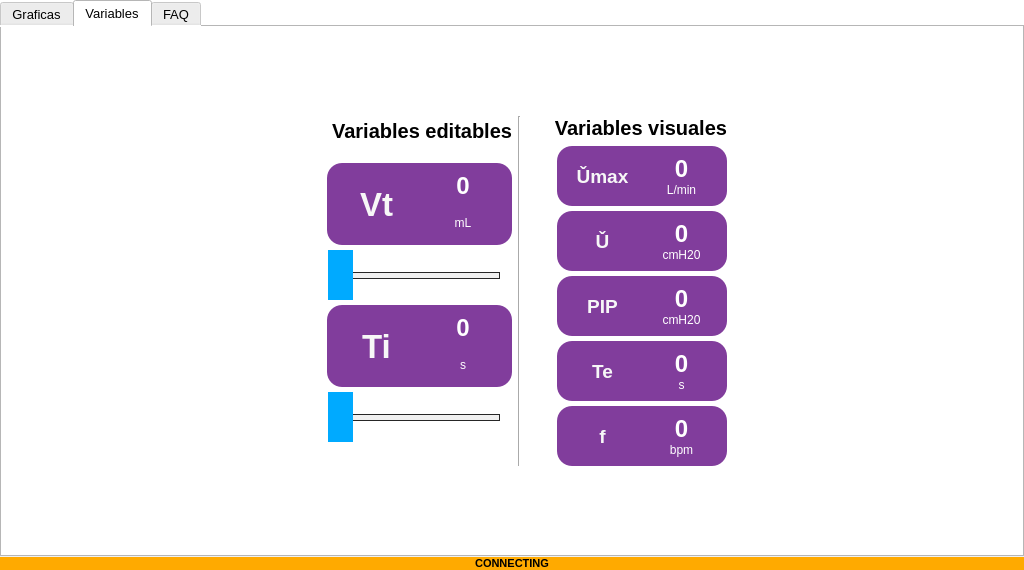
Above: _main_.ui from JulianDuque97/EPI before the change. Below: the same form after it.
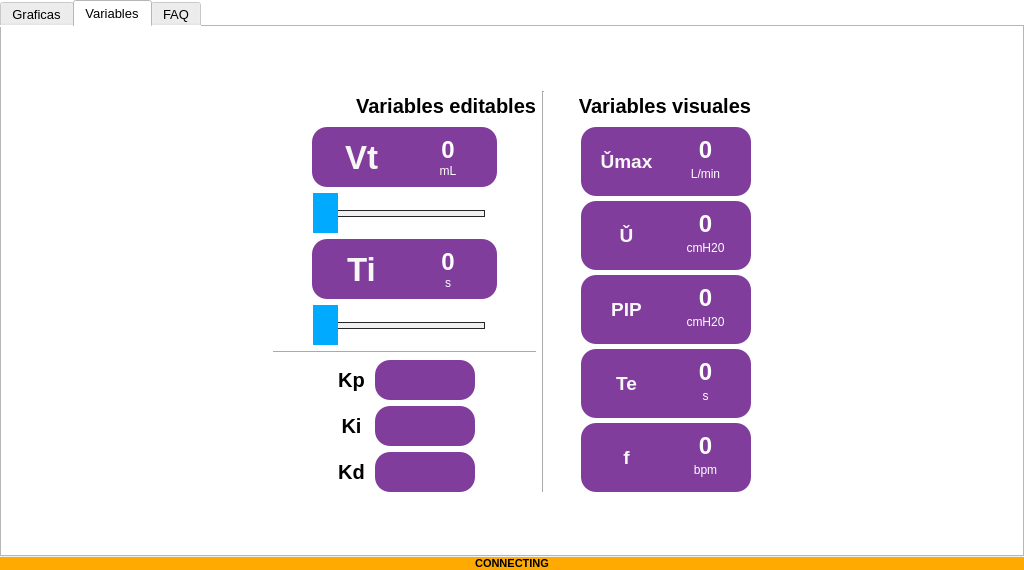
That is the form after the change. The open tabs and pages were chosen to show the change. Icons and pictures are not drawn. Custom widgets are drawn as their Qt base class.

```diff
--- a/_main_.ui
+++ b/_main_.ui
@@ -48,7 +48,7 @@
     <property name="spacing">
      <number>0</number>
     </property>
-    <item row="1" column="1">
+    <item row="2" column="1">
      <widget class="QLabel" name="label">
       <property name="font">
        <font>
@@ -68,7 +68,7 @@
       </property>
      </widget>
     </item>
-    <item row="0" column="1">
+    <item row="1" column="1">
      <widget class="QTabWidget" name="tabWidget">
       <property name="font">
        <font>
@@ -1566,7 +1566,7 @@
         <string>Variables</string>
        </attribute>
        <layout class="QGridLayout" name="gridLayout_6">
-        <item row="0" column="0">
+        <item row="0" column="3">
          <spacer name="verticalSpacer">
           <property name="orientation">
            <enum>Qt::Vertical</enum>
@@ -1580,424 +1580,39 @@
          </spacer>
         </item>
         <item row="1" column="1">
-         <layout class="QVBoxLayout" name="verticalLayout_7">
-          <property name="spacing">
-           <number>17</number>
+         <widget class="QLabel" name="label_2">
+          <property name="maximumSize">
+           <size>
+            <width>16777215</width>
+            <height>30</height>
+           </size>
           </property>
-          <property name="bottomMargin">
-           <number>24</number>
+          <property name="font">
+           <font>
+            <pointsize>15</pointsize>
+            <weight>75</weight>
+            <bold>true</bold>
+           </font>
           </property>
-          <item>
-           <widget class="QLabel" name="label_2">
-            <property name="maximumSize">
-             <size>
-              <width>16777215</width>
-              <height>30</height>
-             </size>
-            </property>
-            <property name="font">
-             <font>
-              <pointsize>15</pointsize>
-              <weight>75</weight>
-              <bold>true</bold>
-             </font>
-            </property>
-            <property name="text">
-             <string>Variables editables</string>
-            </property>
-            <property name="scaledContents">
-             <bool>true</bool>
-            </property>
-            <property name="alignment">
-             <set>Qt::AlignRight|Qt::AlignTrailing|Qt::AlignVCenter</set>
-            </property>
-           </widget>
-          </item>
-          <item>
-           <layout class="QVBoxLayout" name="verticalLayout_54">
-            <property name="spacing">
-             <number>5</number>
-            </property>
-            <property name="leftMargin">
-             <number>30</number>
-            </property>
-            <item>
-             <layout class="QVBoxLayout" name="verticalLayout_57">
-              <item>
-               <widget class="QFrame" name="frame_36">
-                <property name="minimumSize">
-                 <size>
-                  <width>170</width>
-                  <height>0</height>
-                 </size>
-                </property>
-                <property name="maximumSize">
-                 <size>
-                  <width>185</width>
-                  <height>84</height>
-                 </size>
-                </property>
-                <property name="styleSheet">
-                 <string notr="true">border-radius: 15px;
-background-color: rgb(129, 61, 156);
-color: rgb(255, 255, 255);
-</string>
-                </property>
-                <property name="frameShape">
-                 <enum>QFrame::Box</enum>
-                </property>
-                <property name="frameShadow">
-                 <enum>QFrame::Raised</enum>
-                </property>
-                <property name="lineWidth">
-                 <number>-17</number>
-                </property>
-                <property name="midLineWidth">
-                 <number>-8</number>
-                </property>
-                <layout class="QGridLayout" name="gridLayout_29">
-                 <item row="0" column="0">
-                  <widget class="QPushButton" name="Vt_pushButton">
-                   <property name="minimumSize">
-                    <size>
-                     <width>60</width>
-                     <height>0</height>
-                    </size>
-                   </property>
-                   <property name="maximumSize">
-                    <size>
-                     <width>16777215</width>
-                     <height>80</height>
-                    </size>
-                   </property>
-                   <property name="font">
-                    <font>
-                     <pointsize>25</pointsize>
-                     <weight>75</weight>
-                     <bold>true</bold>
-                    </font>
-                   </property>
-                   <property name="styleSheet">
-                    <string notr="true">QPushButton{
-	color: rgb(247, 247, 247);
-
-	
-}
-
-QPushButton:hover {background-color: rgb(51, 209, 122);}
-
-QPushButton:hover:!pressed
-{
-  border: 1.5px solid black;
-}</string>
-                   </property>
-                   <property name="text">
-                    <string>Vt</string>
-                   </property>
-                  </widget>
-                 </item>
-                 <item row="0" column="1">
-                  <layout class="QVBoxLayout" name="verticalLayout_58">
-                   <property name="spacing">
-                    <number>0</number>
-                   </property>
-                   <item>
-                    <widget class="QLabel" name="Vt_label">
-                     <property name="font">
-                      <font>
-                       <pointsize>18</pointsize>
-                       <weight>75</weight>
-                       <bold>true</bold>
-                      </font>
-                     </property>
-                     <property name="lineWidth">
-                      <number>1</number>
-                     </property>
-                     <property name="text">
-                      <string>0</string>
-                     </property>
-                     <property name="alignment">
-                      <set>Qt::AlignHCenter|Qt::AlignTop</set>
-                     </property>
-                    </widget>
-                   </item>
-                   <item>
-                    <widget class="QLabel" name="label_63">
-                     <property name="maximumSize">
-                      <size>
-                       <width>16777215</width>
-                       <height>20</height>
-                      </size>
-                     </property>
-                     <property name="font">
-                      <font>
-                       <pointsize>9</pointsize>
-                      </font>
-                     </property>
-                     <property name="text">
-                      <string>mL</string>
-                     </property>
-                     <property name="alignment">
-                      <set>Qt::AlignHCenter|Qt::AlignTop</set>
-                     </property>
-                    </widget>
-                   </item>
-                  </layout>
-                 </item>
-                </layout>
-               </widget>
-              </item>
-              <item>
-               <widget class="QSlider" name="Vt_slider">
-                <property name="minimumSize">
-                 <size>
-                  <width>185</width>
-                  <height>0</height>
-                 </size>
-                </property>
-                <property name="maximumSize">
-                 <size>
-                  <width>185</width>
-                  <height>50</height>
-                 </size>
-                </property>
-                <property name="font">
-                 <font>
-                  <pointsize>8</pointsize>
-                 </font>
-                </property>
-                <property name="styleSheet">
-                 <string notr="true">.QSlider {
-    height: 40px;
-  
-}
-
-.QSlider::groove:horizontal {
-    border: 1px solid #262626;
-    height: 5px;
-	background-color: rgb(240, 240, 240);
-    margin: 0 12px;
-}
-
-.QSlider::handle:horizontal {
-   
-	
-	background-color: rgb(0, 170, 255);
-    width: 25px;
-    height: 20px;
-    margin: -24px -12px;
-}</string>
-                </property>
-                <property name="minimum">
-                 <number>0</number>
-                </property>
-                <property name="maximum">
-                 <number>5</number>
-                </property>
-                <property name="singleStep">
-                 <number>1</number>
-                </property>
-                <property name="value">
-                 <number>0</number>
-                </property>
-                <property name="orientation">
-                 <enum>Qt::Horizontal</enum>
-                </property>
-                <property name="tickPosition">
-                 <enum>QSlider::NoTicks</enum>
-                </property>
-               </widget>
-              </item>
-             </layout>
-            </item>
-            <item>
-             <layout class="QVBoxLayout" name="verticalLayout_85">
-              <item>
-               <widget class="QFrame" name="frame_64">
-                <property name="minimumSize">
-                 <size>
-                  <width>170</width>
-                  <height>0</height>
-                 </size>
-                </property>
-                <property name="maximumSize">
-                 <size>
-                  <width>185</width>
-                  <height>84</height>
-                 </size>
-                </property>
-                <property name="styleSheet">
-                 <string notr="true">border-radius: 15px;
-background-color: rgb(129, 61, 156);
-color: rgb(255, 255, 255);
-</string>
-                </property>
-                <property name="frameShape">
-                 <enum>QFrame::Box</enum>
-                </property>
-                <property name="frameShadow">
-                 <enum>QFrame::Raised</enum>
-                </property>
-                <property name="lineWidth">
-                 <number>-17</number>
-                </property>
-                <property name="midLineWidth">
-                 <number>-8</number>
-                </property>
-                <layout class="QGridLayout" name="gridLayout_73">
-                 <item row="0" column="0">
-                  <widget class="QPushButton" name="Ti__pushButton_9">
-                   <property name="minimumSize">
-                    <size>
-                     <width>60</width>
-                     <height>0</height>
-                    </size>
-                   </property>
-                   <property name="maximumSize">
-                    <size>
-                     <width>16777215</width>
-                     <height>80</height>
-                    </size>
-                   </property>
-                   <property name="font">
-                    <font>
-                     <pointsize>25</pointsize>
-                     <weight>75</weight>
-                     <bold>true</bold>
-                    </font>
-                   </property>
-                   <property name="styleSheet">
-                    <string notr="true">QPushButton{
-	color: rgb(247, 247, 247);
-
-	
-}
-
-QPushButton:hover {background-color: rgb(51, 209, 122);}
-
-QPushButton:hover:!pressed
-{
-  border: 1.5px solid black;
-}</string>
-                   </property>
-                   <property name="text">
-                    <string>Ti</string>
-                   </property>
-                  </widget>
-                 </item>
-                 <item row="0" column="1">
-                  <layout class="QVBoxLayout" name="verticalLayout_86">
-                   <property name="spacing">
-                    <number>0</number>
-                   </property>
-                   <item>
-                    <widget class="QLabel" name="Ti_label">
-                     <property name="font">
-                      <font>
-                       <pointsize>18</pointsize>
-                       <weight>75</weight>
-                       <bold>true</bold>
-                      </font>
-                     </property>
-                     <property name="lineWidth">
-                      <number>1</number>
-                     </property>
-                     <property name="text">
-                      <string>0</string>
-                     </property>
-                     <property name="alignment">
-                      <set>Qt::AlignHCenter|Qt::AlignTop</set>
-                     </property>
-                    </widget>
-                   </item>
-                   <item>
-                    <widget class="QLabel" name="label_89">
-                     <property name="maximumSize">
-                      <size>
-                       <width>16777215</width>
-                       <height>20</height>
-                      </size>
-                     </property>
-                     <property name="font">
-                      <font>
-                       <pointsize>9</pointsize>
-                      </font>
-                     </property>
-                     <property name="text">
-                      <string>s</string>
-                     </property>
-                     <property name="alignment">
-                      <set>Qt::AlignHCenter|Qt::AlignTop</set>
-                     </property>
-                    </widget>
-                   </item>
-                  </layout>
-                 </item>
-                </layout>
-               </widget>
-              </item>
-              <item>
-               <widget class="QSlider" name="Ti_slider">
-                <property name="maximumSize">
-                 <size>
-                  <width>185</width>
-                  <height>50</height>
-                 </size>
-                </property>
-                <property name="font">
-                 <font>
-                  <pointsize>8</pointsize>
-                 </font>
-                </property>
-                <property name="styleSheet">
-                 <string notr="true">.QSlider {
-    height: 40px;
-  
-}
-
-.QSlider::groove:horizontal {
-    border: 1px solid #262626;
-    height: 5px;
-	background-color: rgb(240, 240, 240);
-    margin: 0 12px;
-}
-
-.QSlider::handle:horizontal {
-   
-	
-	background-color: rgb(0, 170, 255);
-    width: 25px;
-    height: 20px;
-    margin: -24px -12px;
-}</string>
-                </property>
-                <property name="minimum">
-                 <number>0</number>
-                </property>
-                <property name="maximum">
-                 <number>10</number>
-                </property>
-                <property name="singleStep">
-                 <number>1</number>
-                </property>
-                <property name="value">
-                 <number>0</number>
-                </property>
-                <property name="orientation">
-                 <enum>Qt::Horizontal</enum>
-                </property>
-                <property name="tickPosition">
-                 <enum>QSlider::NoTicks</enum>
-                </property>
-               </widget>
-              </item>
-             </layout>
-            </item>
-           </layout>
-          </item>
-         </layout>
+          <property name="text">
+           <string>Variables editables</string>
+          </property>
+          <property name="scaledContents">
+           <bool>true</bool>
+          </property>
+          <property name="alignment">
+           <set>Qt::AlignRight|Qt::AlignTrailing|Qt::AlignVCenter</set>
+          </property>
+         </widget>
         </item>
-        <item row="1" column="3">
+        <item row="1" column="2" rowspan="3">
+         <widget class="Line" name="line">
+          <property name="orientation">
+           <enum>Qt::Vertical</enum>
+          </property>
+         </widget>
+        </item>
+        <item row="1" column="3" rowspan="3">
          <layout class="QVBoxLayout" name="verticalLayout_5">
           <item>
            <widget class="QLabel" name="label_3">
@@ -2663,14 +2278,7 @@
           </item>
          </layout>
         </item>
-        <item row="1" column="2">
-         <widget class="Line" name="line">
-          <property name="orientation">
-           <enum>Qt::Vertical</enum>
-          </property>
-         </widget>
-        </item>
-        <item row="1" column="0">
+        <item row="2" column="0">
          <spacer name="horizontalSpacer_3">
           <property name="orientation">
            <enum>Qt::Horizontal</enum>
@@ -2683,7 +2291,716 @@
           </property>
          </spacer>
         </item>
-        <item row="1" column="4">
+        <item row="2" column="1" rowspan="2">
+         <layout class="QVBoxLayout" name="verticalLayout_9">
+          <item>
+           <layout class="QHBoxLayout" name="horizontalLayout_5">
+            <item>
+             <spacer name="horizontalSpacer_11">
+              <property name="orientation">
+               <enum>Qt::Horizontal</enum>
+              </property>
+              <property name="sizeHint" stdset="0">
+               <size>
+                <width>37</width>
+                <height>17</height>
+               </size>
+              </property>
+             </spacer>
+            </item>
+            <item>
+             <layout class="QVBoxLayout" name="verticalLayout_7">
+              <item>
+               <layout class="QVBoxLayout" name="verticalLayout_57">
+                <property name="rightMargin">
+                 <number>0</number>
+                </property>
+                <item>
+                 <widget class="QFrame" name="frame_36">
+                  <property name="minimumSize">
+                   <size>
+                    <width>170</width>
+                    <height>0</height>
+                   </size>
+                  </property>
+                  <property name="maximumSize">
+                   <size>
+                    <width>185</width>
+                    <height>84</height>
+                   </size>
+                  </property>
+                  <property name="styleSheet">
+                   <string notr="true">border-radius: 15px;
+background-color: rgb(129, 61, 156);
+color: rgb(255, 255, 255);
+</string>
+                  </property>
+                  <property name="frameShape">
+                   <enum>QFrame::Box</enum>
+                  </property>
+                  <property name="frameShadow">
+                   <enum>QFrame::Raised</enum>
+                  </property>
+                  <property name="lineWidth">
+                   <number>-17</number>
+                  </property>
+                  <property name="midLineWidth">
+                   <number>-8</number>
+                  </property>
+                  <layout class="QGridLayout" name="gridLayout_29">
+                   <item row="0" column="0">
+                    <widget class="QPushButton" name="Vt_pushButton">
+                     <property name="minimumSize">
+                      <size>
+                       <width>60</width>
+                       <height>0</height>
+                      </size>
+                     </property>
+                     <property name="maximumSize">
+                      <size>
+                       <width>16777215</width>
+                       <height>80</height>
+                      </size>
+                     </property>
+                     <property name="font">
+                      <font>
+                       <pointsize>25</pointsize>
+                       <weight>75</weight>
+                       <bold>true</bold>
+                      </font>
+                     </property>
+                     <property name="styleSheet">
+                      <string notr="true">QPushButton{
+	color: rgb(247, 247, 247);
+
+	
+}
+
+QPushButton:hover {background-color: rgb(51, 209, 122);}
+
+QPushButton:hover:!pressed
+{
+  border: 1.5px solid black;
+}</string>
+                     </property>
+                     <property name="text">
+                      <string>Vt</string>
+                     </property>
+                    </widget>
+                   </item>
+                   <item row="0" column="1">
+                    <layout class="QVBoxLayout" name="verticalLayout_58">
+                     <property name="spacing">
+                      <number>0</number>
+                     </property>
+                     <item>
+                      <widget class="QLabel" name="Vt_label">
+                       <property name="font">
+                        <font>
+                         <pointsize>18</pointsize>
+                         <weight>75</weight>
+                         <bold>true</bold>
+                        </font>
+                       </property>
+                       <property name="lineWidth">
+                        <number>1</number>
+                       </property>
+                       <property name="text">
+                        <string>0</string>
+                       </property>
+                       <property name="alignment">
+                        <set>Qt::AlignHCenter|Qt::AlignTop</set>
+                       </property>
+                      </widget>
+                     </item>
+                     <item>
+                      <widget class="QLabel" name="label_63">
+                       <property name="maximumSize">
+                        <size>
+                         <width>16777215</width>
+                         <height>20</height>
+                        </size>
+                       </property>
+                       <property name="font">
+                        <font>
+                         <pointsize>9</pointsize>
+                        </font>
+                       </property>
+                       <property name="text">
+                        <string>mL</string>
+                       </property>
+                       <property name="alignment">
+                        <set>Qt::AlignHCenter|Qt::AlignTop</set>
+                       </property>
+                      </widget>
+                     </item>
+                    </layout>
+                   </item>
+                  </layout>
+                 </widget>
+                </item>
+                <item>
+                 <widget class="QSlider" name="Vt_slider">
+                  <property name="minimumSize">
+                   <size>
+                    <width>185</width>
+                    <height>0</height>
+                   </size>
+                  </property>
+                  <property name="maximumSize">
+                   <size>
+                    <width>185</width>
+                    <height>50</height>
+                   </size>
+                  </property>
+                  <property name="font">
+                   <font>
+                    <pointsize>8</pointsize>
+                   </font>
+                  </property>
+                  <property name="styleSheet">
+                   <string notr="true">.QSlider {
+    height: 40px;
+  
+}
+
+.QSlider::groove:horizontal {
+    border: 1px solid #262626;
+    height: 5px;
+	background-color: rgb(240, 240, 240);
+    margin: 0 12px;
+}
+
+.QSlider::handle:horizontal {
+   
+	
+	background-color: rgb(0, 170, 255);
+    width: 25px;
+    height: 20px;
+    margin: -24px -12px;
+}</string>
+                  </property>
+                  <property name="minimum">
+                   <number>0</number>
+                  </property>
+                  <property name="maximum">
+                   <number>5</number>
+                  </property>
+                  <property name="singleStep">
+                   <number>1</number>
+                  </property>
+                  <property name="value">
+                   <number>0</number>
+                  </property>
+                  <property name="orientation">
+                   <enum>Qt::Horizontal</enum>
+                  </property>
+                  <property name="tickPosition">
+                   <enum>QSlider::NoTicks</enum>
+                  </property>
+                 </widget>
+                </item>
+               </layout>
+              </item>
+              <item>
+               <layout class="QVBoxLayout" name="verticalLayout_85">
+                <property name="rightMargin">
+                 <number>0</number>
+                </property>
+                <item>
+                 <widget class="QFrame" name="frame_64">
+                  <property name="minimumSize">
+                   <size>
+                    <width>170</width>
+                    <height>0</height>
+                   </size>
+                  </property>
+                  <property name="maximumSize">
+                   <size>
+                    <width>185</width>
+                    <height>84</height>
+                   </size>
+                  </property>
+                  <property name="styleSheet">
+                   <string notr="true">border-radius: 15px;
+background-color: rgb(129, 61, 156);
+color: rgb(255, 255, 255);
+</string>
+                  </property>
+                  <property name="frameShape">
+                   <enum>QFrame::Box</enum>
+                  </property>
+                  <property name="frameShadow">
+                   <enum>QFrame::Raised</enum>
+                  </property>
+                  <property name="lineWidth">
+                   <number>-17</number>
+                  </property>
+                  <property name="midLineWidth">
+                   <number>-8</number>
+                  </property>
+                  <layout class="QGridLayout" name="gridLayout_73">
+                   <item row="0" column="0">
+                    <widget class="QPushButton" name="Ti__pushButton_9">
+                     <property name="minimumSize">
+                      <size>
+                       <width>60</width>
+                       <height>0</height>
+                      </size>
+                     </property>
+                     <property name="maximumSize">
+                      <size>
+                       <width>16777215</width>
+                       <height>80</height>
+                      </size>
+                     </property>
+                     <property name="font">
+                      <font>
+                       <pointsize>25</pointsize>
+                       <weight>75</weight>
+                       <bold>true</bold>
+                      </font>
+                     </property>
+                     <property name="styleSheet">
+                      <string notr="true">QPushButton{
+	color: rgb(247, 247, 247);
+
+	
+}
+
+QPushButton:hover {background-color: rgb(51, 209, 122);}
+
+QPushButton:hover:!pressed
+{
+  border: 1.5px solid black;
+}</string>
+                     </property>
+                     <property name="text">
+                      <string>Ti</string>
+                     </property>
+                    </widget>
+                   </item>
+                   <item row="0" column="1">
+                    <layout class="QVBoxLayout" name="verticalLayout_86">
+                     <property name="spacing">
+                      <number>0</number>
+                     </property>
+                     <item>
+                      <widget class="QLabel" name="Ti_label">
+                       <property name="font">
+                        <font>
+                         <pointsize>18</pointsize>
+                         <weight>75</weight>
+                         <bold>true</bold>
+                        </font>
+                       </property>
+                       <property name="lineWidth">
+                        <number>1</number>
+                       </property>
+                       <property name="text">
+                        <string>0</string>
+                       </property>
+                       <property name="alignment">
+                        <set>Qt::AlignHCenter|Qt::AlignTop</set>
+                       </property>
+                      </widget>
+                     </item>
+                     <item>
+                      <widget class="QLabel" name="label_89">
+                       <property name="maximumSize">
+                        <size>
+                         <width>16777215</width>
+                         <height>20</height>
+                        </size>
+                       </property>
+                       <property name="font">
+                        <font>
+                         <pointsize>9</pointsize>
+                        </font>
+                       </property>
+                       <property name="text">
+                        <string>s</string>
+                       </property>
+                       <property name="alignment">
+                        <set>Qt::AlignHCenter|Qt::AlignTop</set>
+                       </property>
+                      </widget>
+                     </item>
+                    </layout>
+                   </item>
+                  </layout>
+                 </widget>
+                </item>
+                <item>
+                 <widget class="QSlider" name="Ti_slider">
+                  <property name="maximumSize">
+                   <size>
+                    <width>185</width>
+                    <height>50</height>
+                   </size>
+                  </property>
+                  <property name="font">
+                   <font>
+                    <pointsize>8</pointsize>
+                   </font>
+                  </property>
+                  <property name="styleSheet">
+                   <string notr="true">.QSlider {
+    height: 40px;
+  
+}
+
+.QSlider::groove:horizontal {
+    border: 1px solid #262626;
+    height: 5px;
+	background-color: rgb(240, 240, 240);
+    margin: 0 12px;
+}
+
+.QSlider::handle:horizontal {
+   
+	
+	background-color: rgb(0, 170, 255);
+    width: 25px;
+    height: 20px;
+    margin: -24px -12px;
+}</string>
+                  </property>
+                  <property name="minimum">
+                   <number>0</number>
+                  </property>
+                  <property name="maximum">
+                   <number>10</number>
+                  </property>
+                  <property name="singleStep">
+                   <number>1</number>
+                  </property>
+                  <property name="value">
+                   <number>0</number>
+                  </property>
+                  <property name="orientation">
+                   <enum>Qt::Horizontal</enum>
+                  </property>
+                  <property name="tickPosition">
+                   <enum>QSlider::NoTicks</enum>
+                  </property>
+                 </widget>
+                </item>
+               </layout>
+              </item>
+             </layout>
+            </item>
+            <item>
+             <spacer name="horizontalSpacer_12">
+              <property name="orientation">
+               <enum>Qt::Horizontal</enum>
+              </property>
+              <property name="sizeHint" stdset="0">
+               <size>
+                <width>37</width>
+                <height>17</height>
+               </size>
+              </property>
+             </spacer>
+            </item>
+           </layout>
+          </item>
+          <item>
+           <widget class="Line" name="line_2">
+            <property name="orientation">
+             <enum>Qt::Horizontal</enum>
+            </property>
+           </widget>
+          </item>
+          <item>
+           <layout class="QVBoxLayout" name="verticalLayout_8">
+            <item>
+             <layout class="QHBoxLayout" name="horizontalLayout_2">
+              <item>
+               <spacer name="horizontalSpacer_5">
+                <property name="orientation">
+                 <enum>Qt::Horizontal</enum>
+                </property>
+                <property name="sizeHint" stdset="0">
+                 <size>
+                  <width>40</width>
+                  <height>20</height>
+                 </size>
+                </property>
+               </spacer>
+              </item>
+              <item>
+               <widget class="QLabel" name="label_4">
+                <property name="minimumSize">
+                 <size>
+                  <width>35</width>
+                  <height>0</height>
+                 </size>
+                </property>
+                <property name="maximumSize">
+                 <size>
+                  <width>36</width>
+                  <height>30</height>
+                 </size>
+                </property>
+                <property name="font">
+                 <font>
+                  <pointsize>15</pointsize>
+                  <weight>75</weight>
+                  <bold>true</bold>
+                 </font>
+                </property>
+                <property name="text">
+                 <string>Kp</string>
+                </property>
+                <property name="scaledContents">
+                 <bool>true</bool>
+                </property>
+                <property name="alignment">
+                 <set>Qt::AlignCenter</set>
+                </property>
+               </widget>
+              </item>
+              <item>
+               <widget class="QLineEdit" name="kp_lineEdit">
+                <property name="minimumSize">
+                 <size>
+                  <width>100</width>
+                  <height>40</height>
+                 </size>
+                </property>
+                <property name="maximumSize">
+                 <size>
+                  <width>100</width>
+                  <height>40</height>
+                 </size>
+                </property>
+                <property name="font">
+                 <font>
+                  <pointsize>12</pointsize>
+                  <weight>75</weight>
+                  <bold>true</bold>
+                 </font>
+                </property>
+                <property name="styleSheet">
+                 <string notr="true">border-radius: 15px;
+background-color: rgb(129, 61, 156);
+color: rgb(255, 255, 255);
+</string>
+                </property>
+                <property name="alignment">
+                 <set>Qt::AlignCenter</set>
+                </property>
+               </widget>
+              </item>
+              <item>
+               <spacer name="horizontalSpacer_6">
+                <property name="orientation">
+                 <enum>Qt::Horizontal</enum>
+                </property>
+                <property name="sizeHint" stdset="0">
+                 <size>
+                  <width>40</width>
+                  <height>20</height>
+                 </size>
+                </property>
+               </spacer>
+              </item>
+             </layout>
+            </item>
+            <item>
+             <layout class="QHBoxLayout" name="horizontalLayout_4">
+              <item>
+               <spacer name="horizontalSpacer_7">
+                <property name="orientation">
+                 <enum>Qt::Horizontal</enum>
+                </property>
+                <property name="sizeHint" stdset="0">
+                 <size>
+                  <width>40</width>
+                  <height>20</height>
+                 </size>
+                </property>
+               </spacer>
+              </item>
+              <item>
+               <widget class="QLabel" name="label_5">
+                <property name="minimumSize">
+                 <size>
+                  <width>35</width>
+                  <height>0</height>
+                 </size>
+                </property>
+                <property name="maximumSize">
+                 <size>
+                  <width>36</width>
+                  <height>30</height>
+                 </size>
+                </property>
+                <property name="font">
+                 <font>
+                  <pointsize>15</pointsize>
+                  <weight>75</weight>
+                  <bold>true</bold>
+                 </font>
+                </property>
+                <property name="text">
+                 <string>Ki</string>
+                </property>
+                <property name="scaledContents">
+                 <bool>true</bool>
+                </property>
+                <property name="alignment">
+                 <set>Qt::AlignCenter</set>
+                </property>
+               </widget>
+              </item>
+              <item>
+               <widget class="QLineEdit" name="ki_lineEdit">
+                <property name="minimumSize">
+                 <size>
+                  <width>100</width>
+                  <height>40</height>
+                 </size>
+                </property>
+                <property name="maximumSize">
+                 <size>
+                  <width>100</width>
+                  <height>40</height>
+                 </size>
+                </property>
+                <property name="font">
+                 <font>
+                  <pointsize>12</pointsize>
+                  <weight>75</weight>
+                  <bold>true</bold>
+                 </font>
+                </property>
+                <property name="styleSheet">
+                 <string notr="true">border-radius: 15px;
+background-color: rgb(129, 61, 156);
+color: rgb(255, 255, 255);
+</string>
+                </property>
+                <property name="alignment">
+                 <set>Qt::AlignCenter</set>
+                </property>
+               </widget>
+              </item>
+              <item>
+               <spacer name="horizontalSpacer_8">
+                <property name="orientation">
+                 <enum>Qt::Horizontal</enum>
+                </property>
+                <property name="sizeHint" stdset="0">
+                 <size>
+                  <width>40</width>
+                  <height>20</height>
+                 </size>
+                </property>
+               </spacer>
+              </item>
+             </layout>
+            </item>
+            <item>
+             <layout class="QHBoxLayout" name="horizontalLayout_3">
+              <item>
+               <spacer name="horizontalSpacer_10">
+                <property name="orientation">
+                 <enum>Qt::Horizontal</enum>
+                </property>
+                <property name="sizeHint" stdset="0">
+                 <size>
+                  <width>40</width>
+                  <height>20</height>
+                 </size>
+                </property>
+               </spacer>
+              </item>
+              <item>
+               <widget class="QLabel" name="label_6">
+                <property name="minimumSize">
+                 <size>
+                  <width>35</width>
+                  <height>0</height>
+                 </size>
+                </property>
+                <property name="maximumSize">
+                 <size>
+                  <width>36</width>
+                  <height>30</height>
+                 </size>
+                </property>
+                <property name="font">
+                 <font>
+                  <pointsize>15</pointsize>
+                  <weight>75</weight>
+                  <bold>true</bold>
+                 </font>
+                </property>
+                <property name="text">
+                 <string>Kd</string>
+                </property>
+                <property name="scaledContents">
+                 <bool>true</bool>
+                </property>
+                <property name="alignment">
+                 <set>Qt::AlignCenter</set>
+                </property>
+               </widget>
+              </item>
+              <item>
+               <widget class="QLineEdit" name="kd_lineEdit">
+                <property name="minimumSize">
+                 <size>
+                  <width>100</width>
+                  <height>40</height>
+                 </size>
+                </property>
+                <property name="maximumSize">
+                 <size>
+                  <width>100</width>
+                  <height>40</height>
+                 </size>
+                </property>
+                <property name="font">
+                 <font>
+                  <pointsize>12</pointsize>
+                  <weight>75</weight>
+                  <bold>true</bold>
+                 </font>
+                </property>
+                <property name="styleSheet">
+                 <string notr="true">border-radius: 15px;
+background-color: rgb(129, 61, 156);
+color: rgb(255, 255, 255);
+</string>
+                </property>
+                <property name="alignment">
+                 <set>Qt::AlignCenter</set>
+                </property>
+               </widget>
+              </item>
+              <item>
+               <spacer name="horizontalSpacer_9">
+                <property name="orientation">
+                 <enum>Qt::Horizontal</enum>
+                </property>
+                <property name="sizeHint" stdset="0">
+                 <size>
+                  <width>40</width>
+                  <height>20</height>
+                 </size>
+                </property>
+               </spacer>
+              </item>
+             </layout>
+            </item>
+           </layout>
+          </item>
+         </layout>
+        </item>
+        <item row="3" column="4">
          <spacer name="horizontalSpacer_4">
           <property name="orientation">
            <enum>Qt::Horizontal</enum>
@@ -2696,7 +3013,7 @@
           </property>
          </spacer>
         </item>
-        <item row="2" column="1">
+        <item row="4" column="1">
          <spacer name="verticalSpacer_2">
           <property name="orientation">
            <enum>Qt::Vertical</enum>
```
